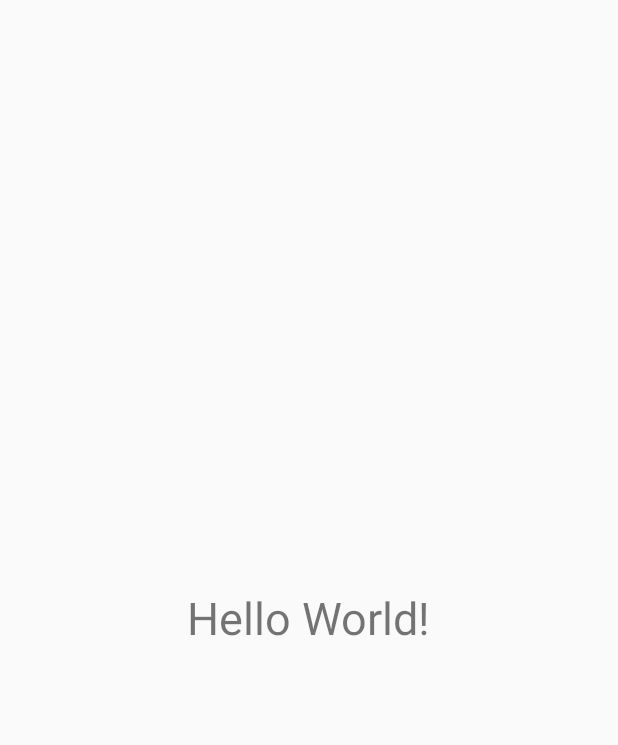
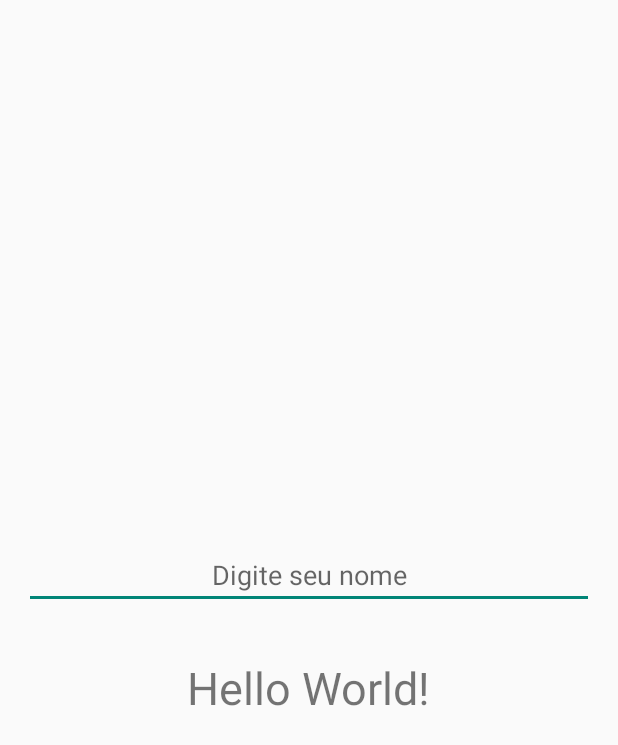
Before and after one commit to Sophia09-pixel/hello-world-android, an Android app built with Jetpack Compose: the screen it shows after launch (MainActivity), on a phone screen of 412 x 824 dp. Shown: the top 745 px of the screen. Run offline under Robolectric (Android 15) with nearby library versions, the phone set to English and light mode, and no system bars.

Commit message:
feat: adicionando campo de texto para usuario

```diff
--- a/app/src/main/java/sophia09/github/com/helloworld/MainActivity.kt
+++ b/app/src/main/java/sophia09/github/com/helloworld/MainActivity.kt
@@ -2,19 +2,33 @@ package sophia09.github.com.helloworld
 
 import android.os.Bundle
 import androidx.activity.ComponentActivity
-import androidx.activity.compose.setContent
-import androidx.compose.foundation.layout.fillMaxSize
-import androidx.compose.material3.MaterialTheme
-import androidx.compose.material3.Surface
-import androidx.compose.material3.Text
-import androidx.compose.runtime.Composable
-import androidx.compose.ui.Modifier
-import androidx.compose.ui.tooling.preview.Preview
-import sophia09.github.com.helloworld.ui.theme.HelloWorldTheme
+import android.view.inputmethod.EditorInfo
+import android.widget.EditText
+import android.widget.TextView
 
 class MainActivity : ComponentActivity() {
     override fun onCreate(savedInstanceState: Bundle?) {
         super.onCreate(savedInstanceState)
         setContentView(R.layout.activity_main)
+
+        // Referências para os componentes do layout
+        val etName = findViewById<EditText>(R.id.etName)
+        val tvHelloMessage = findViewById<TextView>(R.id.tvHelloMessage)
+
+        // Listener para quando o usuário pressiona Enter (actionDone)
+        etName.setOnEditorActionListener { textView, actionId, _ ->
+            if (actionId == EditorInfo.IME_ACTION_DONE) {
+                val name = textView.text.toString().trim()
+                // Verifica se o nome foi digitado
+                if (name.isNotEmpty()) {
+                    tvHelloMessage.text = "Hello World, $name!"
+                } else {
+                    tvHelloMessage.text = "Hello World!"
+                }
+                true // Indica que consumimos o evento
+            } else {
+                false
+            }
+        }
     }
 }
--- a/app/src/main/res/layout/activity_main.xml
+++ b/app/src/main/res/layout/activity_main.xml
@@ -7,11 +7,23 @@
     android:gravity="center"
     tools:context=".MainActivity">
 
+
+    <EditText
+        android:id="@+id/etName"
+        android:layout_width="match_parent"
+        android:layout_height="wrap_content"
+        android:hint="Digite seu nome"
+        android:imeOptions="actionDone"
+        android:inputType="textPersonName"
+        android:gravity="center"
+        android:layout_margin="16dp" />
+
     <TextView
-        android:id="@+id/textViewHello"
+        android:id="@+id/tvHelloMessage"
         android:layout_width="wrap_content"
         android:layout_height="wrap_content"
         android:text="Hello World!"
-        android:textSize="30sp" />
+        android:textSize="30sp"
+        android:layout_marginTop="16dp"/>
 
 </LinearLayout>
```
